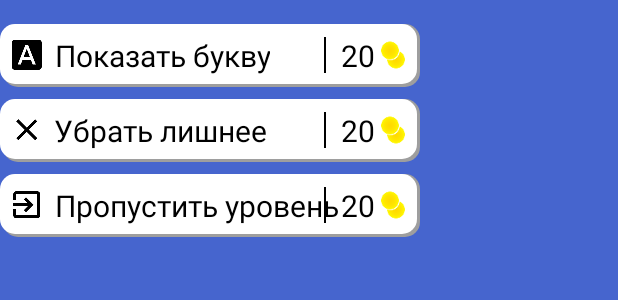
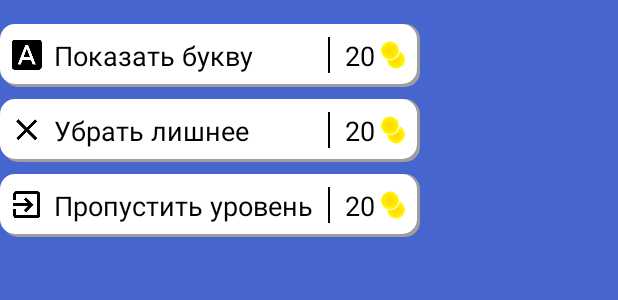
Before and after one commit to Denispok/GuessThe, an Android app: the layout dialog_tips.xml on its own in the app's theme, with its tools: preview values and no code run, on a phone screen of 412 x 824 dp. Shown: the top 300 px of the screen. Run offline under Robolectric (Android 15) with nearby library versions, the phone set to English and light mode, and no system bars.

Commit message:
Responsive tips dialog design - made AlertDialog inside of DialogFragment

```diff
--- a/app/src/main/java/com/gamesbars/guessthe/PlayActivity.kt
+++ b/app/src/main/java/com/gamesbars/guessthe/PlayActivity.kt
@@ -29,7 +29,7 @@ class PlayActivity : AppCompatActivity() {
 
         supportFragmentManager.beginTransaction()
                 .replace(R.id.activity_play,
-                        LevelFragment.newInstance(intent.extras.getString("pack")))
+                        LevelFragment.newInstance(intent.extras.getString("pack")), resources.getString(R.string.level_fragment_tag))
                 .commit()
     }
 }
--- a/app/src/main/java/com/gamesbars/guessthe/WinFragment.kt
+++ b/app/src/main/java/com/gamesbars/guessthe/WinFragment.kt
@@ -60,7 +60,7 @@ class WinFragment : Fragment() {
         } else {
             val fragment = LevelFragment.newInstance(pack)
             fragmentManager!!.beginTransaction()
-                    .replace(R.id.activity_play, fragment)
+                    .replace(R.id.activity_play, fragment, resources.getString(R.string.level_fragment_tag))
                     .addSharedElement(activity!!.findViewById<ImageView>(R.id.win_image), "ImageTransition")
                     .commit()
         }
--- a/app/src/main/res/layout/dialog_tips.xml
+++ b/app/src/main/res/layout/dialog_tips.xml
@@ -4,13 +4,13 @@
     android:layout_height="wrap_content"
     android:gravity="center"
     android:orientation="vertical"
-    android:paddingBottom="16dp"
-    android:paddingTop="16dp">
+    android:paddingBottom="@dimen/tips_padding"
+    android:paddingTop="@dimen/tips_padding">
 
     <RelativeLayout
         android:id="@+id/tips_letter"
         style="@style/TipsButtonStyle"
-        android:layout_marginBottom="8dp">
+        android:layout_marginBottom="@dimen/tips_button_margin">
 
         <TextView
             android:layout_width="wrap_content"
@@ -22,7 +22,7 @@
             android:gravity="center"
             android:text="Показать букву"
             android:textColor="@android:color/black"
-            android:textSize="20sp" />
+            android:textSize="@dimen/tips_button_text_size" />
 
         <View
             android:layout_width="1dp"
@@ -45,14 +45,14 @@
             android:gravity="center_vertical"
             android:text="20"
             android:textColor="@android:color/black"
-            android:textSize="20sp" />
+            android:textSize="@dimen/tips_button_text_size" />
 
     </RelativeLayout>
 
     <RelativeLayout
         android:id="@+id/tips_remove"
         style="@style/TipsButtonStyle"
-        android:layout_marginBottom="8dp">
+        android:layout_marginBottom="@dimen/tips_button_margin">
 
         <TextView
             android:layout_width="wrap_content"
@@ -64,7 +64,7 @@
             android:gravity="center"
             android:text="Убрать лишнее"
             android:textColor="@android:color/black"
-            android:textSize="20sp" />
+            android:textSize="@dimen/tips_button_text_size" />
 
         <View
             android:layout_width="1dp"
@@ -87,7 +87,7 @@
             android:gravity="center_vertical"
             android:text="20"
             android:textColor="@android:color/black"
-            android:textSize="20sp" />
+            android:textSize="@dimen/tips_button_text_size" />
 
     </RelativeLayout>
 
@@ -105,7 +105,7 @@
             android:gravity="center"
             android:text="Пропустить уровень"
             android:textColor="@android:color/black"
-            android:textSize="20sp" />
+            android:textSize="@dimen/tips_button_text_size" />
 
         <View
             android:layout_width="1dp"
@@ -128,7 +128,7 @@
             android:gravity="center_vertical"
             android:text="20"
             android:textColor="@android:color/black"
-            android:textSize="20sp" />
+            android:textSize="@dimen/tips_button_text_size" />
 
     </RelativeLayout>
 
--- a/app/src/main/res/values-sw340dp/dimens.xml
+++ b/app/src/main/res/values-sw340dp/dimens.xml
@@ -11,4 +11,18 @@
     <dimen name="letter_margins">4dp</dimen>
 
     <dimen name="word_letter_text_size">28sp</dimen>
+
+    <!-- fragment_win -->
+    <dimen name="win_text_size">24sp</dimen>
+
+    <dimen name="win_success_text_size">32sp</dimen>
+
+    <dimen name="win_word_text_size">28sp</dimen>
+
+    <dimen name="x2_dimen">50dp</dimen>
+    <dimen name="x2_text_size">32sp</dimen>
+
+    <!-- dialog_fragment_tips -->
+    <dimen name="tips_button_width">280dp</dimen>
+    <dimen name="tips_button_text_size">18sp</dimen>
 </resources>
--- a/app/src/main/res/values-sw440dp/dimens.xml
+++ b/app/src/main/res/values-sw440dp/dimens.xml
@@ -29,4 +29,12 @@
     <dimen name="x2_dimen">80dp</dimen>
     <dimen name="x2_text_size">42sp</dimen>
     <dimen name="x2_small_text_size">24sp</dimen>
+
+    <!-- dialog_fragment_tips -->
+    <dimen name="tips_padding">32dp</dimen>
+
+    <dimen name="tips_button_width">400dp</dimen>
+    <dimen name="tips_button_height">50dp</dimen>
+    <dimen name="tips_button_text_size">24sp</dimen>
+    <dimen name="tips_button_margin">12dp</dimen>
 </resources>
--- a/app/src/main/res/values/dimens.xml
+++ b/app/src/main/res/values/dimens.xml
@@ -21,14 +21,22 @@
     <dimen name="word_letter_padding">2dp</dimen>
 
     <!-- fragment_win -->
-    <dimen name="win_text_size">24sp</dimen>
+    <dimen name="win_text_size">20sp</dimen>
     <dimen name="win_margin">6dp</dimen>
 
-    <dimen name="win_success_text_size">32sp</dimen>
+    <dimen name="win_success_text_size">28sp</dimen>
 
-    <dimen name="win_word_text_size">28sp</dimen>
+    <dimen name="win_word_text_size">26sp</dimen>
 
-    <dimen name="x2_dimen">50dp</dimen>
-    <dimen name="x2_text_size">32sp</dimen>
+    <dimen name="x2_dimen">44dp</dimen>
+    <dimen name="x2_text_size">26sp</dimen>
     <dimen name="x2_small_text_size">16sp</dimen>
+
+    <!-- dialog_fragment_tips -->
+    <dimen name="tips_padding">16dp</dimen>
+
+    <dimen name="tips_button_width">260dp</dimen>
+    <dimen name="tips_button_height">42dp</dimen>
+    <dimen name="tips_button_text_size">16sp</dimen>
+    <dimen name="tips_button_margin">8dp</dimen>
 </resources>
--- a/app/src/main/res/values/strings.xml
+++ b/app/src/main/res/values/strings.xml
@@ -6,4 +6,8 @@
     <string name="coins">МОНЕТ</string>
     <string name="video">за просмотр видео</string>
     <string name="next">Продолжить</string>
+
+    <string name="level_fragment_tag">level</string>
+    <string name="win_fragment_tag">win</string>
+    <string name="tips_dialog_fragment_tag">win</string>
 </resources>
--- a/app/src/main/res/values/styles.xml
+++ b/app/src/main/res/values/styles.xml
@@ -10,8 +10,8 @@
     </style>
 
     <style name="TipsButtonStyle">
-        <item name="android:layout_width">280dp</item>
-        <item name="android:layout_height">42dp</item>
+        <item name="android:layout_width">@dimen/tips_button_width</item>
+        <item name="android:layout_height">@dimen/tips_button_height</item>
         <item name="android:background">@drawable/button_selector_white</item>
         <item name="android:paddingStart">6dp</item>
         <item name="android:paddingEnd">6dp</item>
```
Also changed, not shown: app/src/main/java/com/gamesbars/guessthe/LevelFragment.kt (+7 -44 lines), app/src/main/java/com/gamesbars/guessthe/TipsDialogFragment.kt (added, +57 -0 lines).
